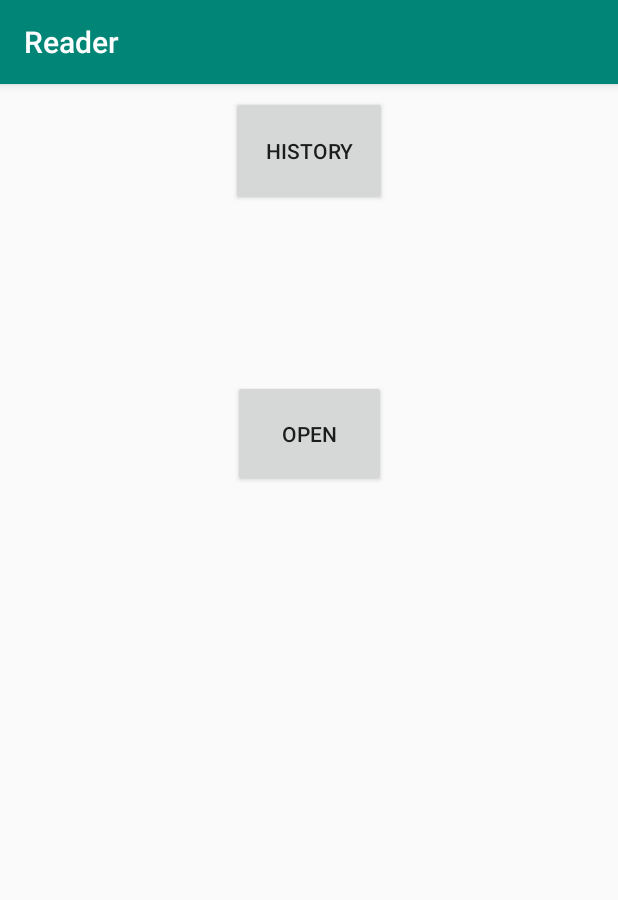
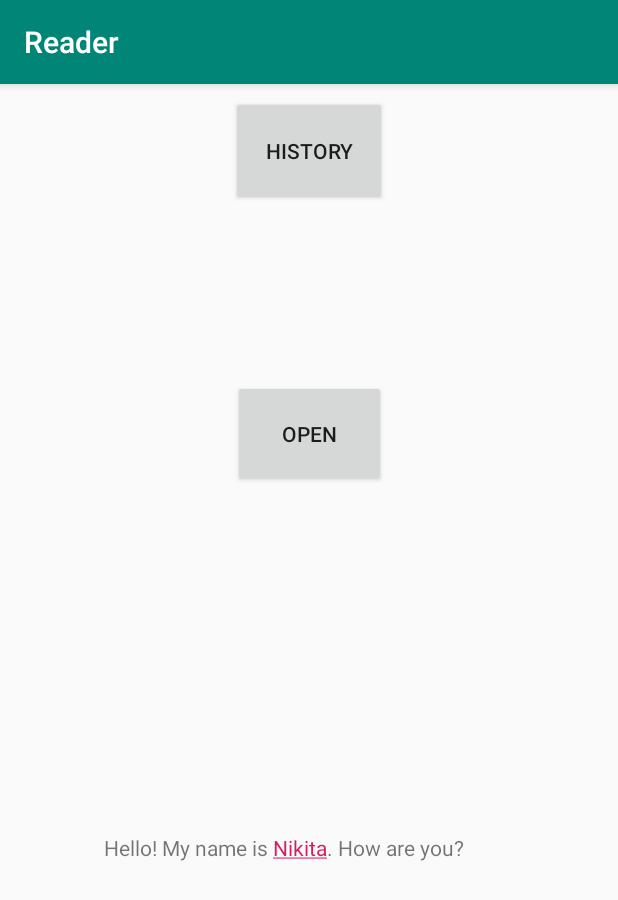
Before and after one commit to akarazeev/Reader, an Android app: the screen it shows after launch (MainActivity), on a phone screen of 412 x 824 dp. Shown: the top 900 px of the screen. Run offline under Robolectric (Android 15) with nearby library versions, the phone set to English and light mode, and no system bars; libraries missing offline, so code that uses them is left out: nl.siegmann.epublib.

Commit message:
Добавить кликабельные слова.

```diff
--- a/Reader/app/src/main/java/com/github/pashmentov96/reader/MainActivity.java
+++ b/Reader/app/src/main/java/com/github/pashmentov96/reader/MainActivity.java
@@ -13,10 +13,15 @@ import android.support.v4.app.ActivityCompat;
 import android.support.v7.app.AppCompatActivity;
 import android.os.Bundle;
 import android.text.Html;
+import android.text.SpannableStringBuilder;
+import android.text.Spanned;
+import android.text.method.LinkMovementMethod;
+import android.text.style.ClickableSpan;
 import android.util.Log;
 import android.view.View;
 import android.widget.Button;
 import android.widget.ImageView;
+import android.widget.TextView;
 import android.widget.Toast;
 
 import java.io.BufferedReader;
@@ -29,11 +34,14 @@ import java.util.List;
 import nl.siegmann.epublib.domain.Book;
 import nl.siegmann.epublib.domain.TOCReference;
 import nl.siegmann.epublib.epub.EpubReader;
+import nl.siegmann.epublib.epub.Main;
 
 public class MainActivity extends AppCompatActivity {
 
     Button buttonHistory;
     Button buttonOpen;
+
+    TextView textView;
 
     final int PICK_FILE_REQUEST = 10;
     final int REQUEST_READ_EXTERNAL_STORAGE = 5;
@@ -51,6 +59,7 @@ public class MainActivity extends AppCompatActivity {
 
         buttonHistory = findViewById(R.id.button_history);
         buttonOpen = findViewById(R.id.button_open);
+        textView = findViewById(R.id.textView);
 
         View.OnClickListener onClickButtonHistory = new View.OnClickListener() {
             @Override
@@ -74,7 +83,24 @@ public class MainActivity extends AppCompatActivity {
 
         buttonOpen.setOnClickListener(onClickButtonOpen);
 
+        String text = textView.getText().toString();
+        SpannableStringBuilder ssBuilder = new SpannableStringBuilder(text);
 
+        ClickableSpan clickableSpan = new ClickableSpan() {
+            @Override
+            public void onClick(@NonNull View widget) {
+                Toast.makeText(MainActivity.this, "Later", Toast.LENGTH_LONG).show();
+            }
+        };
+
+        ssBuilder.setSpan(
+                clickableSpan,
+                text.indexOf("Nikita"),
+                text.indexOf("Nikita") + "Nikita".length(),
+                Spanned.SPAN_EXCLUSIVE_EXCLUSIVE);
+
+        textView.setText(ssBuilder);
+        textView.setMovementMethod(LinkMovementMethod.getInstance());
     }
 
     @Override
--- a/Reader/app/src/main/res/layout/activity_main.xml
+++ b/Reader/app/src/main/res/layout/activity_main.xml
@@ -40,4 +40,19 @@
         android:orientation="horizontal"
         app:layout_constraintGuide_percent="0.5" />
 
+    <TextView
+        android:id="@+id/textView"
+        android:layout_width="273dp"
+        android:layout_height="154dp"
+        android:layout_marginStart="8dp"
+        android:layout_marginTop="8dp"
+        android:layout_marginEnd="8dp"
+        android:layout_marginBottom="8dp"
+        android:text="Hello! My name is Nikita. How are you?"
+        android:textIsSelectable="true"
+        app:layout_constraintBottom_toBottomOf="parent"
+        app:layout_constraintEnd_toEndOf="parent"
+        app:layout_constraintStart_toStartOf="parent"
+        app:layout_constraintTop_toTopOf="@+id/guideline" />
+
 </android.support.constraint.ConstraintLayout>
```
